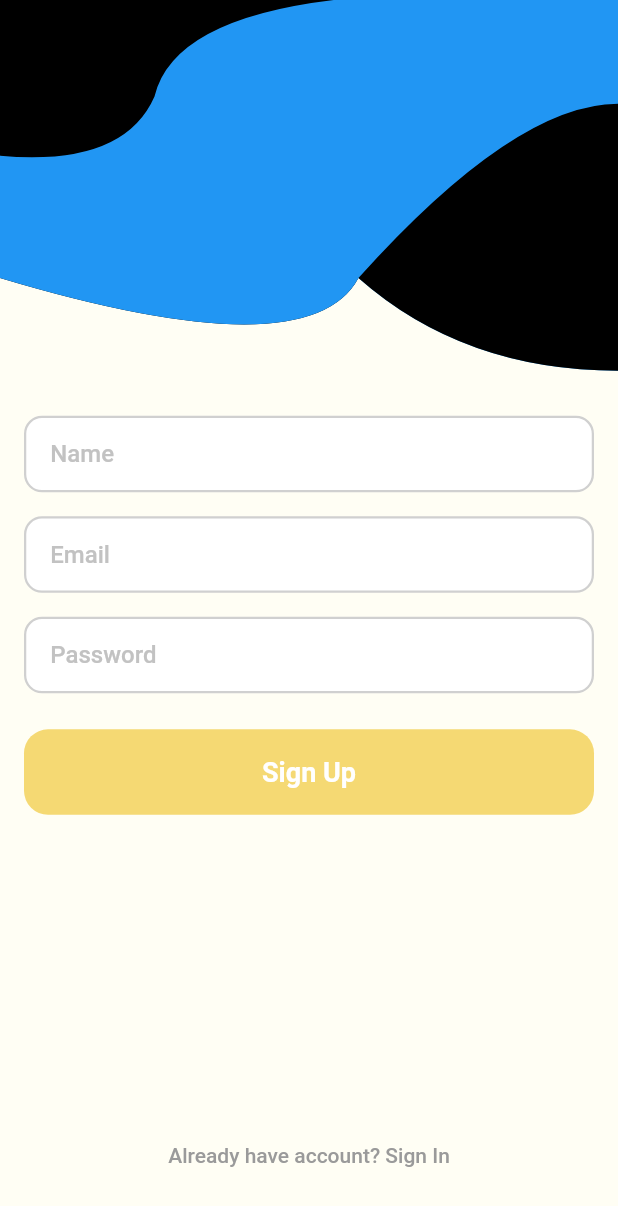
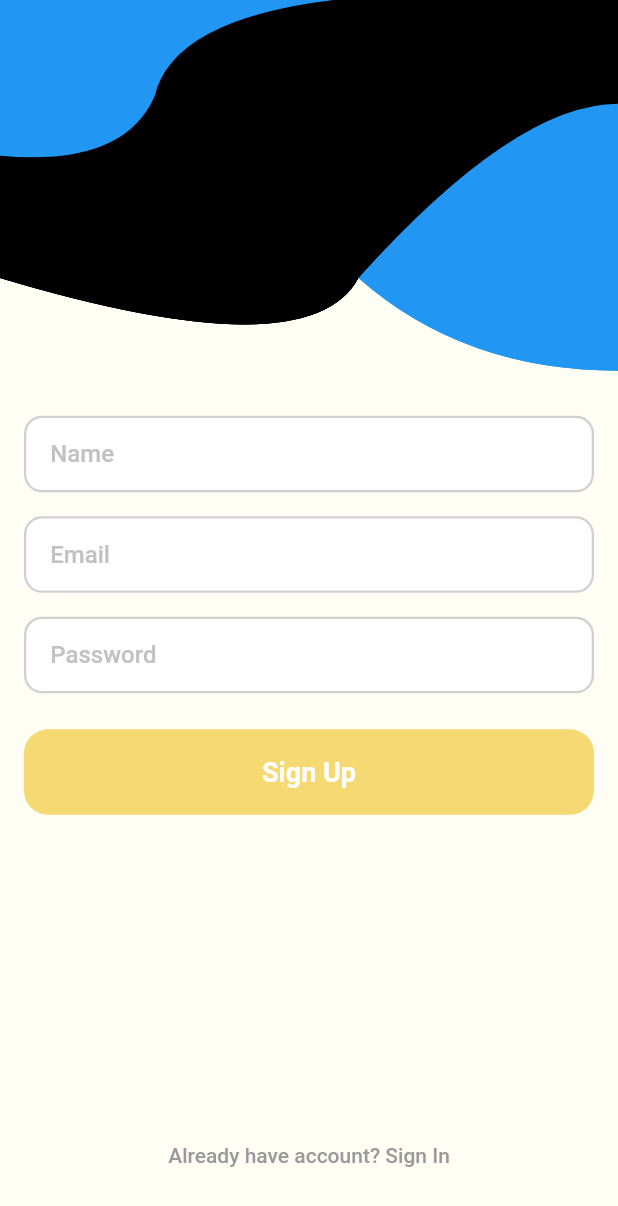
Before and after one commit to victoradepoju/firebase-auth-riverpod, a Flutter app: the screen it shows after launch, after a tap on "Don't have account? Sign Up", on a phone screen of 412 x 824 dp. Shown: the top 1206 px of the screen. Run offline on Flutter 3.47's test engine with Material 2 defaults, Android fonts, the light colour scheme and no system bars; our stand-ins replace firebase_core, flutter_riverpod, loading_animation_widget; accounts and stored records are empty.

Commit message:
stacked top paint on backgroundpaint for better ux

```diff
--- a/lib/authentication/authentication_view.dart
+++ b/lib/authentication/authentication_view.dart
@@ -37,10 +37,10 @@ class _AuthenticationViewState extends State<AuthenticationView> {
             show: true,
             title: 'Create Account',
           ),
-          const AnimatedPaint(
-            frontColor: Colors.blue,
-            backColor: Colors.black,
-            show: true,
+          AnimatedPaint(
+            frontColor: const Color(0xFFF5D973),
+            backColor: Colors.blue,
+            show: !_showSignIn,
             title: 'Create Account',
           ),
           AuthSwitchButton(
--- a/lib/components/animated_paint.dart
+++ b/lib/components/animated_paint.dart
@@ -34,6 +34,14 @@ class _AnimatedPaintState extends State<AnimatedPaint>
   }
 
   @override
+  void didUpdateWidget(covariant AnimatedPaint oldWidget) {
+    super.didUpdateWidget(oldWidget);
+    widget.show
+        ? _animationController.reverse()
+        : _animationController.forward();
+  }
+
+  @override
   void dispose() {
     _animationController.dispose();
     super.dispose();
--- a/lib/components/top_paint.dart
+++ b/lib/components/top_paint.dart
@@ -14,22 +14,32 @@ class BackgroundCustomPaint extends StatelessWidget {
 
   @override
   Widget build(BuildContext context) {
-    return CustomPaint(
+    return Stack(
+      children: [
+        CustomPaint(
+          // size is very important when stacking CustomPaints.
+          size: MediaQuery.of(context).size,
           painter: BackgroundPainter(
             frontPaintColor: frontPaintColor,
             backPaintColor: backPaintColor,
+          ),
+        ),
+        CustomPaint(
+          size: MediaQuery.of(context).size,
+          painter: TopPainter(
             controller: controller,
+            frontPaintColor: frontPaintColor,
           ),
+        )
+      ],
     );
   }
 }
 
 class BackgroundPainter extends CustomPainter {
-  final AnimationController controller;
   final Color frontPaintColor;
   final Color backPaintColor;
   BackgroundPainter({
-    required this.controller,
     required this.frontPaintColor,
     required this.backPaintColor,
   });
@@ -48,43 +58,72 @@ class BackgroundPainter extends CustomPainter {
     final paint = Paint()..color = backPaintColor; //rgb(88,190,230)
     final path = Path()
       ..moveTo(shapeBounds.topLeft.dx, shapeBounds.topLeft.dy)
-      ..lineTo(
-        shapeBounds.left,
-        Tween<double>(begin: 0, end: shapeBounds.height * 0.42)
-            .animate(controller)
-            .value,
-      )
-      ..lineTo(
-        shapeBounds.width * 0.58,
-        Tween<double>(begin: 0, end: shapeBounds.height * 0.75)
-            .animate(controller)
-            .value,
-      )
+      ..lineTo(shapeBounds.left, shapeBounds.height * 0.42)
+      ..lineTo(shapeBounds.width * 0.58, shapeBounds.height * 0.75)
       ..quadraticBezierTo(
           shapeBounds.width - (shapeBounds.width / 4),
-        Tween<double>(begin: 0, end: shapeBounds.bottom)
-            .animate(controller)
-            .value,
+          shapeBounds.bottom,
           shapeBounds.bottomRight.dx,
-        Tween<double>(begin: 0, end: shapeBounds.bottomRight.dy)
-            .animate(controller)
-            .value,
-      )
-      ..lineTo(
-        shapeBounds.topRight.dx,
-        Tween<double>(begin: 0, end: shapeBounds.topRight.dy)
-            .animate(controller)
-            .value,
-      )
-      ..lineTo(
-        shapeBounds.topLeft.dx,
-        Tween<double>(begin: 0, end: shapeBounds.topLeft.dy)
-            .animate(controller)
-            .value,
+          shapeBounds.bottomRight.dy)
+      ..lineTo(shapeBounds.topRight.dx, shapeBounds.topRight.dy)
+      ..lineTo(shapeBounds.topLeft.dx, shapeBounds.topLeft.dy)
+      ..close();
+
+    canvas.drawPath(path, paint);
+  }
+
+  void _paintBlackCurve(Canvas canvas, Rect shapeBounds) {
+    final paint = Paint()..color = Colors.black;
+    final path = Path()
+      ..moveTo(shapeBounds.left, shapeBounds.height * 0.42)
+      ..lineTo(shapeBounds.left, shapeBounds.height * 0.75)
+      ..quadraticBezierTo(shapeBounds.width * 0.5, shapeBounds.bottom,
+          shapeBounds.width * 0.58, shapeBounds.height * 0.75)
+      ..quadraticBezierTo(
+          (shapeBounds.width - (shapeBounds.width / 6)),
+          shapeBounds.height * 0.28,
+          shapeBounds.right,
+          shapeBounds.height * 0.28)
+      ..lineTo(shapeBounds.topRight.dx, shapeBounds.topRight.dy)
+      ..lineTo(shapeBounds.width * 0.54, shapeBounds.top)
+      ..quadraticBezierTo(
+          shapeBounds.width * 0.28,
+          shapeBounds.height * 0.26 * 0.2,
+          shapeBounds.width * 0.25,
+          shapeBounds.height * 0.26)
+      ..quadraticBezierTo(
+        shapeBounds.width / 5,
+        shapeBounds.height * 0.45,
+        shapeBounds.left,
+        shapeBounds.height * 0.42,
       )
       ..close();
 
     canvas.drawPath(path, paint);
+  }
+
+  @override
+  bool shouldRepaint(BackgroundPainter oldDelegate) {
+    return false;
+    // frontPaintColor != oldDelegate.frontPaintColor;
+  }
+}
+
+class TopPainter extends CustomPainter {
+  final AnimationController controller;
+  final Color frontPaintColor;
+  TopPainter({
+    required this.controller,
+    required this.frontPaintColor,
+  });
+
+  @override
+  void paint(Canvas canvas, Size size) {
+    final shapeBounds = Rect.fromLTRB(0, 0, size.width, size.height * 0.6);
+    // final paint = Paint()..color = color;
+    // canvas.drawRect(shapeBounds, paint);
+
+    _paintBlackCurve(canvas, shapeBounds);
   }
 
   void _paintBlackCurve(Canvas canvas, Rect shapeBounds) {
@@ -158,7 +197,7 @@ class BackgroundPainter extends CustomPainter {
   }
 
   @override
-  bool shouldRepaint(BackgroundPainter oldDelegate) {
+  bool shouldRepaint(TopPainter oldDelegate) {
     return true;
     // frontPaintColor != oldDelegate.frontPaintColor;
   }
```
Lines whose indentation alone changed are shown as unchanged.
